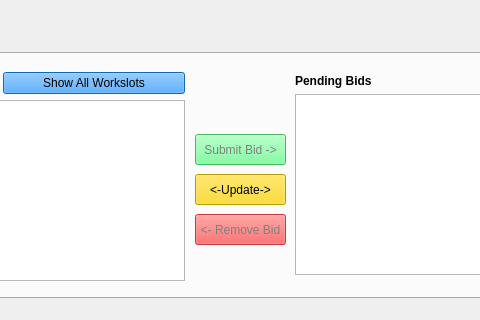
First picture: the form in QtCafeWorkforceManager/CafeStaffWindow.ui, repository wreathe-unreal/CSIT314-Project, before the edit; both pictures show x 517 to 997 and y 231 to 551 of the 1194 by 551 pixel window.
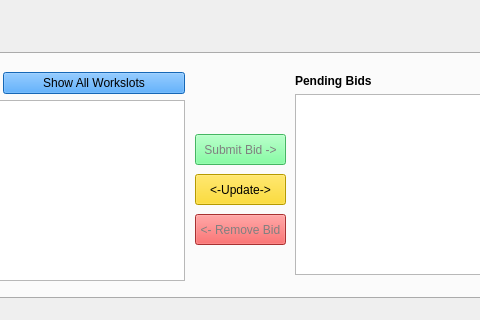
Second picture: the form after the edit. The open tabs and pages were chosen to show the change. Icons and pictures are not drawn.

```diff
--- a/QtCafeWorkforceManager/CafeStaffWindow.ui
+++ b/QtCafeWorkforceManager/CafeStaffWindow.ui
@@ -291,7 +291,7 @@
      </widget>
      <widget class="QPushButton" name="deleteButton">
       <property name="enabled">
-       <bool>false</bool>
+       <bool>true</bool>
       </property>
       <property name="geometry">
        <rect>
```
Left out of the diff: 4 changed lines with no effect on the pictures.
